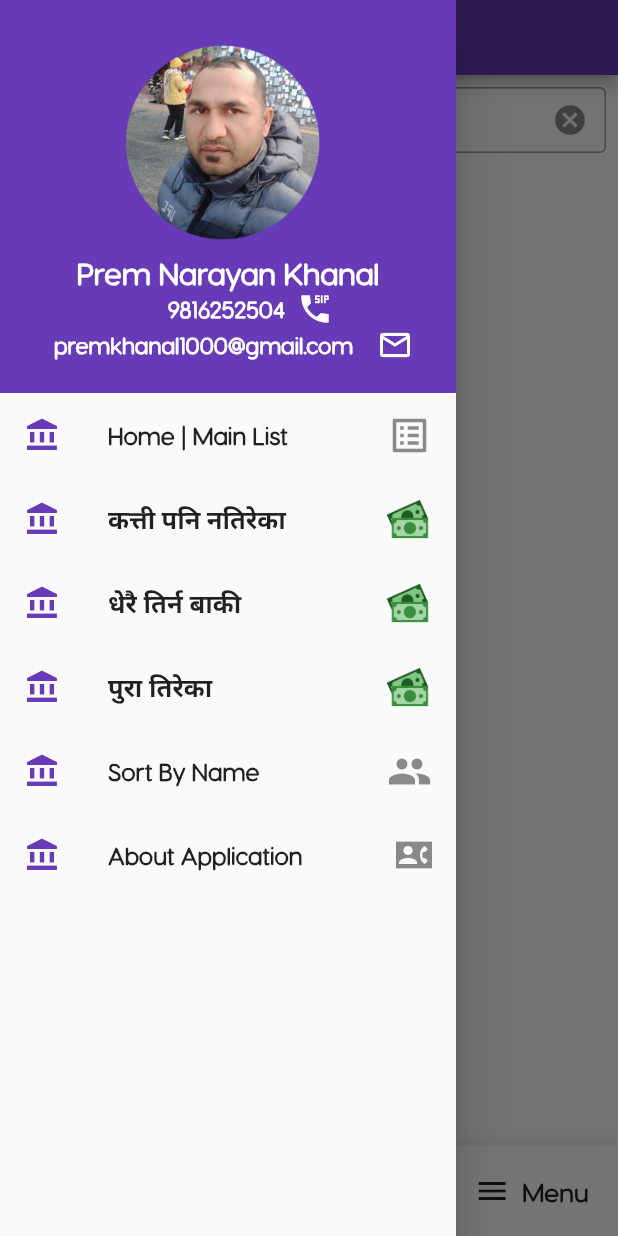
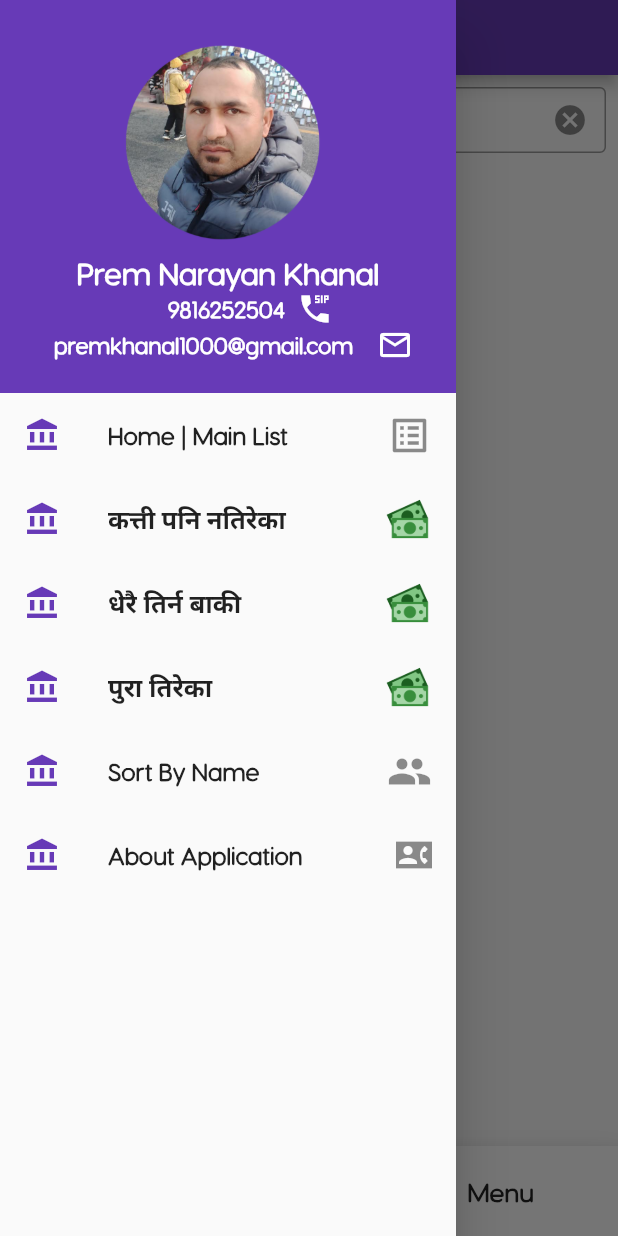
Before and after one commit to centaurusghost/Contact-Financial-App-For-Tractor-Dozer-Farmers-Ownersr-, a Flutter app: the screen it shows after launch, with the side drawer open, on a phone screen of 412 x 824 dp. Run offline on Flutter 3.47's test engine with Material 2 defaults, Android fonts, the light colour scheme and no system bars; our stand-ins replace animated_splash_screen, page_transition, sqflite; accounts and stored records are empty.

Commit message:
Add files via upload

```diff
--- a/lib/CompletePaid.dart
+++ b/lib/CompletePaid.dart
@@ -65,7 +65,7 @@ class _State extends State<CompletePaid> {
         filteredContact.sort(
             (a, b) => a.name.toUpperCase().compareTo(b.name.toUpperCase()));
         for (int i = 0; i <= filteredContact.length - 1; i++) {
-          if (filteredContact[i].remaining == '0') {
+          if (filteredContact[i].remaining == '0.0') {
             unpaidList.add(filteredContact.elementAt(i));
           }
         }
--- a/lib/MainMenu.dart
+++ b/lib/MainMenu.dart
@@ -162,13 +162,18 @@ class _State extends State<MainMenu> {
                 onPressed: () {
                   Navigator.pop(context);
                 },
-                child: Text('तपाईंले पाएको रकम  =  Rs.' + displayPaid()),
+                child: Text('तपाईंले पाएको रकम  =  Rs.' + displayPaid(),
+                  style: TextStyle(
+                      fontFamily: 'VisbyRound', fontSize: 15,color: Colors.black),
+                ),
               ),
               SimpleDialogOption(
                 onPressed: () {
                   Navigator.pop(context);
                 },
-                child: Text('बाकी उठाउँनु पर्ने =  Rs.' + displayRemaining()),
+                child: Text('बाकी उठाउँनु पर्ने =  Rs.' + displayRemaining(),
+                  style: TextStyle(
+                      fontFamily: 'VisbyRound', fontSize: 15,color: Colors.black),),
               ),
             ],
           );
@@ -242,10 +247,10 @@ class _State extends State<MainMenu> {
         ],
       ),
       drawer: DrawerMenu(),
+
       floatingActionButton: FloatingActionButton(
         onPressed: () {
-          Navigator.push(context, PageTransition(type: PageTransitionType.fade, alignment: Alignment.center, child: DataPage()));
-
+        Navigator.push(context, PageTransition(type: PageTransitionType.fade, alignment: Alignment.center, child: DataPage()));
         },
         child: Icon(
           Icons.add,
@@ -267,8 +272,9 @@ class _State extends State<MainMenu> {
             child: Row(
               mainAxisSize: MainAxisSize.max,
               children: <Widget>[
-                Container(width: 40),
+                Container(width: 30),
 
+                // ignore: deprecated_member_use
                 FlatButton.icon(
                     onPressed: () {
                       myFocusNode.requestFocus();
@@ -280,22 +286,20 @@ class _State extends State<MainMenu> {
                           TextStyle(fontSize: 17, fontWeight: FontWeight.bold, fontFamily: 'VisbyRound'),
                     )),
 
-                Container(width: 150),
+                Container(width: (Width-165)/2),
+                // ignore: deprecated_member_use
                 FlatButton.icon(
                     onPressed: () {
    // if(contacts.length!=0 || contacts.length!=null){
+                      print(Width);
                       if(contacts.length!=0|| contacts.length!=null){
                         menuDialog();
                       }
-
-
-
                     },
                     icon: Icon(Icons.menu),
                     label: Text(
                       'Menu',
-                      style:
-                      TextStyle(fontSize: 17, fontWeight: FontWeight.bold, fontFamily: 'VisbyRound'),
+                      style: TextStyle(fontSize: 17, fontWeight: FontWeight.bold, fontFamily: 'VisbyRound'),
                     )),
                 //  Icon(Icons.menu,size: 30, color: Colors.black,),
               ],
--- a/lib/SOrtName.dart
+++ b/lib/SOrtName.dart
@@ -63,8 +63,7 @@ class _State extends State<SortName> {
     getContactList().then((data) {
       setState(() {
         filteredContact = data;
-        filteredContact.sort(
-            (a, b) => a.name.toLowerCase().compareTo(b.name.toLowerCase()));
+        filteredContact.sort((a, b) => a.name.toLowerCase().compareTo(b.name.toLowerCase()));
 
         for (int i = 0; i <= filteredContact.length - 1; i++) {
           //  if (filteredContact[i].remaining != '0.0') {
--- a/lib/UnpaidContacts.dart
+++ b/lib/UnpaidContacts.dart
@@ -142,7 +142,6 @@ class _State extends State<UnpaidContacts> {
   @override
   Widget build(BuildContext context) {
     bool isSearching = searchController.text.isNotEmpty;
-    double Width = MediaQuery.of(context).size.width;
     return SafeArea(child: Scaffold(
       appBar: AppBar(
           toolbarHeight: 50,
--- a/lib/ascendingNotPaid.dart
+++ b/lib/ascendingNotPaid.dart
@@ -69,11 +69,11 @@ class _State extends State<ascendingNotpaid> {
         filteredContact = data;
         filteredContact.sort((b,a)=> a.remaining.compareTo(b.remaining));
         for (int i = 0; i <= filteredContact.length-1; i++) {
-          if (filteredContact[i].remaining != '0') {
+          if (filteredContact[i].remaining != '0.0') {
             unpaidList.add(filteredContact.elementAt(i));
           }
         }
-     // unpaidList.sort((b,a)=> a.remaining.compareTo(b.remaining));
+      unpaidList.sort((b,a)=> a.remaining.compareTo(b.remaining));
       });
 
     });
--- a/lib/main.dart
+++ b/lib/main.dart
@@ -2,10 +2,12 @@ import 'package:clean_app/MainMenu.dart';
 import "package:flutter/material.dart";
 import 'package:animated_splash_screen/animated_splash_screen.dart';
 import 'package:flutter/services.dart';
+import 'package:page_transition/page_transition.dart';
 void main()
 {
   SystemChrome.setSystemUIOverlayStyle(SystemUiOverlayStyle(statusBarColor: Colors.deepPurple,
   statusBarBrightness: Brightness.light,
+
   ));
   runApp(MyApp());
 }
@@ -15,21 +17,22 @@ void main()
 class MyApp extends StatelessWidget {
   @override
   Widget build(BuildContext context) {
-
     return MaterialApp(
       debugShowCheckedModeBanner: false,
-      darkTheme: ThemeData.dark(),
+       // darkTheme: ThemeData.dark(),
       theme: ThemeData(primarySwatch: Colors.blue,
        // pageTransitionsTheme: PageTransitionsTheme(builders: {TargetPlatform.android: CupertinoPageTransitionsBuilder(),}),
       ),
-      home: AnimatedSplashScreen(
+      home: //MainMenu(),
+          AnimatedSplashScreen(
           duration: 2500,
           splash: Image.asset('splash.png'),
           splashIconSize: 210,
-          nextScreen: MainMenu(),
+          nextScreen: MainMenu(
+          ),
+          pageTransitionType:PageTransitionType.fade,
           splashTransition: SplashTransition.fadeTransition,
-          // pageTransitionType: PageTransitionType.scale,
-          backgroundColor: Colors.white),
-    );
+         // backgroundColor: Colors.white),
+    ));
   }
 }
```
Also changed, not shown: lib/DataPage.dart (+35 -62 lines).
